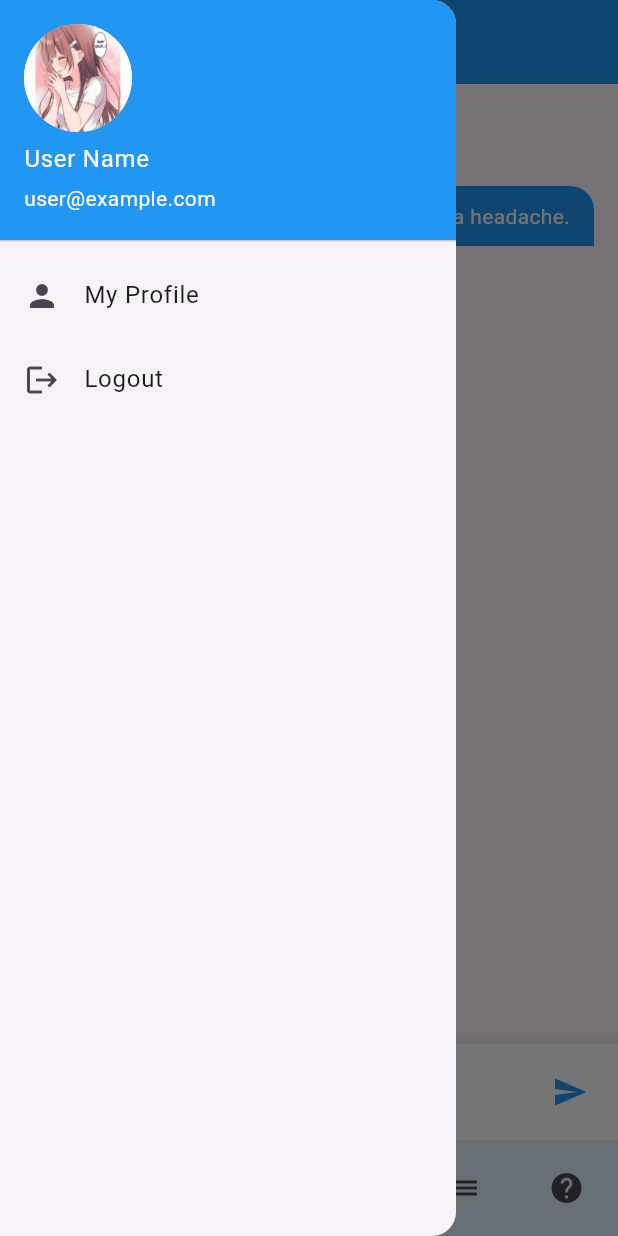
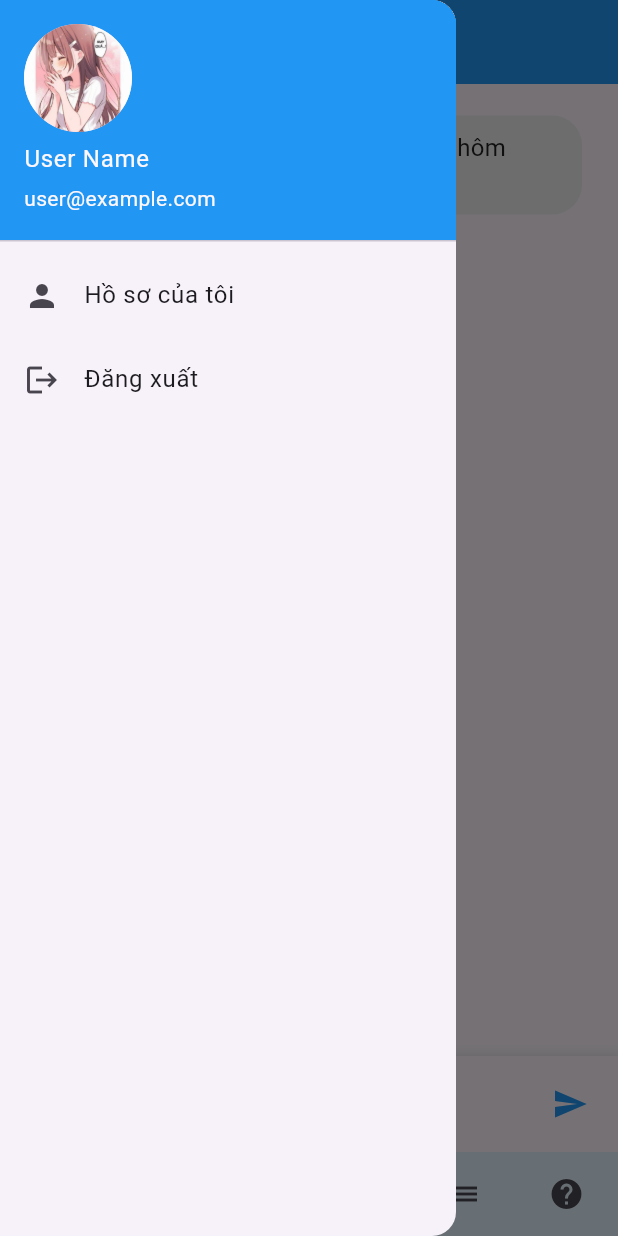
Before and after one commit to ivy159205/fe-mobile, a Flutter app: the ChatbotScreen screen opened directly, with the side drawer open, on a phone screen of 412 x 824 dp. Run offline on Flutter 3.47's test engine with Material 3 defaults, Android fonts, the phone set to English and light mode, and no system bars; our stand-ins replace fl_chart, google_generative_ai, jwt_decoder, shared_preferences; accounts and stored records are empty.

Commit message:
thêm chatbot

```diff
--- a/lib/chatbot.dart
+++ b/lib/chatbot.dart
@@ -1,4 +1,8 @@
 import 'package:flutter/material.dart';
+import 'chatbot_service.dart';
+
+// Các file điều hướng khác của bạn
+// Đảm bảo rằng bạn đã tạo các file này trong dự án của mình
 import 'health_chart.dart';
 import 'dailylogentry.dart';
 import 'addTarget.dart';
@@ -7,57 +11,76 @@ import 'heath_record_list.dart';
 import 'dashboard.dart' as dashboard;
 import 'login.dart';
 
-void main() {
-  runApp(const MyApp());
-}
-
-class MyApp extends StatelessWidget {
-  const MyApp({super.key});
-
-  @override
-  Widget build(BuildContext context) {
-    return MaterialApp(
-      title: 'Healthcare Chatbot UI',
-      theme: ThemeData(
-        primarySwatch: Colors.blue,
-      ),
-      home: const ChatbotScreen(),
-      debugShowCheckedModeBanner: false,
-    );
-  }
-}
-
-// Lớp model đơn giản để chứa dữ liệu tin nhắn
+// Lớp model cho tin nhắn
+// Bạn có thể giữ lớp này ở đây hoặc chuyển nó sang một file riêng
 class ChatMessage {
   final String text;
   final bool isSentByMe;
-
   ChatMessage({required this.text, required this.isSentByMe});
 }
 
 class ChatbotScreen extends StatefulWidget {
   const ChatbotScreen({super.key});
-
   @override
   State<ChatbotScreen> createState() => _ChatbotScreenState();
 }
 
 class _ChatbotScreenState extends State<ChatbotScreen> {
-  int _selectedIndex = 0;
   final TextEditingController _textController = TextEditingController();
+  final ScrollController _scrollController = ScrollController();
 
-  // Danh sách tin nhắn mẫu để hiển thị
-  final List<ChatMessage> _messages = [
-    ChatMessage(text: "Hello! How can I help you today?", isSentByMe: false),
-    ChatMessage(text: "I have a headache.", isSentByMe: true),
-  ];
+  // Lấy thực thể (instance) duy nhất của ChatbotService để lưu trữ chat
+  final ChatbotService _chatbotService = ChatbotService();
 
-  void _onItemTapped(int index) {
+  bool _isLoading = false;
+
+  @override
+  void dispose() {
+    _textController.dispose();
+    _scrollController.dispose();
+    super.dispose();
+  }
+
+  // Hàm xử lý khi người dùng gửi tin nhắn
+  void _handleSendPressed() async {
+    final text = _textController.text;
+    if (text.isEmpty || _isLoading) return;
+
+    final userMessage = ChatMessage(text: text, isSentByMe: true);
+    _textController.clear();
+
+    // Cập nhật UI ngay lập tức với tin nhắn của người dùng
     setState(() {
-      _selectedIndex = index;
+      _chatbotService.messages.add(userMessage);
+      _isLoading = true;
+    });
+    _scrollToBottom();
+
+    // Gọi service để xử lý và nhận phản hồi từ AI
+    await _chatbotService.sendMessage(text);
+
+    // Cập nhật UI lần nữa với phản hồi từ AI
+    setState(() {
+      _isLoading = false;
+    });
+    _scrollToBottom();
+  }
+
+  // Hàm tự động cuộn xuống tin nhắn mới nhất
+  void _scrollToBottom() {
+    // Đợi một chút để ListView cập nhật xong rồi mới cuộn
+    WidgetsBinding.instance.addPostFrameCallback((_) {
+      if (_scrollController.hasClients) {
+        _scrollController.animateTo(
+          _scrollController.position.maxScrollExtent,
+          duration: const Duration(milliseconds: 300),
+          curve: Curves.easeOut,
+        );
+      }
     });
   }
 
+  // Hàm xử lý điều hướng cho các nút bấm
   void _handleButtonPress(BuildContext context, String name) {
     if (name == "Progress Record") {
       Navigator.push(context, MaterialPageRoute(builder: (_) => HealthChartScreen()));
@@ -68,12 +91,13 @@ class _ChatbotScreenState extends State<ChatbotScreen> {
     } else if (name == "Health Record List") {
       Navigator.push(context, MaterialPageRoute(builder: (_) => HealthRecordListScreen()));
     } else if (name == "Ask AI") {
-      Navigator.push(context, MaterialPageRoute(builder: (_) => ChatbotScreen()));
+      // Không cần làm gì vì đã ở màn hình này
     } else if (name == "Dashboard") {
       Navigator.pushReplacement(context, MaterialPageRoute(builder: (_) => dashboard.DashboardScreen()));
     } else if (name == "My Profile") {
       Navigator.push(context, MaterialPageRoute(builder: (_) => HealthInfoPage()));
     } else if (name == "Logout") {
+      _chatbotService.clearChatHistory();
       Navigator.pushReplacement(context, MaterialPageRoute(builder: (_) => LoginPage()));
     }
   }
@@ -84,44 +108,51 @@ class _ChatbotScreenState extends State<ChatbotScreen> {
       // --- AppBar ---
       appBar: AppBar(
         backgroundColor: Colors.blue,
-        title: Text("Ask AI"),
+        title: const Text("Hỏi AI"),
+        iconTheme: const IconThemeData(color: Colors.white),
+        titleTextStyle: const TextStyle(color: Colors.white, fontSize: 20),
       ),
+
+      // --- Drawer (Menu bên) ---
       drawer: Drawer(
         child: ListView(
           padding: EdgeInsets.zero,
           children: [
-            UserAccountsDrawerHeader(
+            const UserAccountsDrawerHeader(
               accountName: Text("User Name"),
               accountEmail: Text("user@example.com"),
               currentAccountPicture: CircleAvatar(
-                backgroundImage: AssetImage("assets/avatar.jpg"), // hoặc dùng NetworkImage
+                // Bạn có thể thay bằng NetworkImage nếu ảnh từ internet
+                backgroundImage: AssetImage("assets/avatar.jpg"),
               ),
               decoration: BoxDecoration(color: Colors.blue),
             ),
             ListTile(
-              leading: Icon(Icons.person),
-              title: Text("My Profile"),
+              leading: const Icon(Icons.person),
+              title: const Text("Hồ sơ của tôi"),
               onTap: () => _handleButtonPress(context, "My Profile"),
             ),
             ListTile(
-              leading: Icon(Icons.logout),
-              title: Text("Logout"),
+              leading: const Icon(Icons.logout),
+              title: const Text("Đăng xuất"),
               onTap: () => _handleButtonPress(context, "Logout"),
             ),
           ],
         ),
       ),
 
-      // --- Body ---
+      // --- Thân ứng dụng ---
       body: Column(
         children: [
-          // --- Khu vực hiển thị tin nhắn ---
+          // Khu vực hiển thị danh sách tin nhắn
           Expanded(
             child: ListView.builder(
+              controller: _scrollController,
               padding: const EdgeInsets.all(16.0),
-              itemCount: _messages.length,
+              // Lấy danh sách tin nhắn từ service
+              itemCount: _chatbotService.messages.length,
               itemBuilder: (context, index) {
-                final message = _messages[index];
+                final message = _chatbotService.messages[index];
                 return ChatBubble(
                   message: message.text,
                   isSentByMe: message.isSentByMe,
@@ -129,25 +160,34 @@ class _ChatbotScreenState extends State<ChatbotScreen> {
               },
             ),
           ),
-          // --- Khu vực nhập liệu ---
+          // Hiển thị bong bóng "..." khi đang chờ AI trả lời
+          if (_isLoading)
+            const Align(
+              alignment: Alignment.centerLeft,
+              child: Padding(
+                padding: EdgeInsets.fromLTRB(16, 4, 16, 8),
+                child: ChatBubble(message: '...', isSentByMe: false),
+              ),
+            ),
+          // Khu vực nhập liệu
           _buildInputArea(),
         ],
       ),
 
-      // --- BottomNavigationBar ---
+      // --- Bottom Navigation Bar ---
       bottomNavigationBar: SafeArea(
         child: Container(
-          padding: EdgeInsets.symmetric(vertical: 8),
+          padding: const EdgeInsets.symmetric(vertical: 4),
           color: Colors.blue.shade50,
           child: Row(
             mainAxisAlignment: MainAxisAlignment.spaceAround,
             children: [
-              IconButton(icon: Icon(Icons.dashboard), onPressed: () => _handleButtonPress(context, "Dashboard")),
-              IconButton(icon: Icon(Icons.bar_chart), onPressed: () => _handleButtonPress(context, "Progress Record")),
-              IconButton(icon: Icon(Icons.add), onPressed: () => _handleButtonPress(context, "Add Daily Log")),
-              IconButton(icon: Icon(Icons.alarm), onPressed: () => _handleButtonPress(context, "Add Target")),
-              IconButton(icon: Icon(Icons.list), onPressed: () => _handleButtonPress(context, "Health Record List")),
-              IconButton(icon: Icon(Icons.help), onPressed: () => _handleButtonPress(context, "Ask AI")),
+              IconButton(icon: const Icon(Icons.dashboard), onPressed: () => _handleButtonPress(context, "Dashboard")),
+              IconButton(icon: const Icon(Icons.bar_chart), onPressed: () => _handleButtonPress(context, "Progress Record")),
+              IconButton(icon: const Icon(Icons.add), onPressed: () => _handleButtonPress(context, "Add Daily Log")),
+              IconButton(icon: const Icon(Icons.alarm), onPressed: () => _handleButtonPress(context, "Add Target")),
+              IconButton(icon: const Icon(Icons.list), onPressed: () => _handleButtonPress(context, "Health Record List")),
+              IconButton(icon: const Icon(Icons.help), onPressed: () => _handleButtonPress(context, "Ask AI")),
             ],
           ),
         ),
@@ -155,45 +195,43 @@ class _ChatbotScreenState extends State<ChatbotScreen> {
     );
   }
 
-  // Widget cho khu vực nhập liệu ở dưới cùng
+  // Widget cho khu vực nhập liệu
   Widget _buildInputArea() {
     return Container(
       padding: const EdgeInsets.symmetric(horizontal: 8.0, vertical: 8.0),
       decoration: BoxDecoration(
-        color: Colors.white,
+        color: Theme.of(context).cardColor,
         boxShadow: [
           BoxShadow(
             color: Colors.grey.withOpacity(0.3),
-            spreadRadius: 2,
+            spreadRadius: 1,
             blurRadius: 5,
           ),
         ],
       ),
       child: Row(
         children: [
-          IconButton(
-            icon: const Icon(Icons.image_outlined, color: Colors.grey),
-            onPressed: () {
-              // Xử lý đính kèm ảnh
-            },
-          ),
           Expanded(
             child: TextField(
               controller: _textController,
-              decoration: const InputDecoration(
-                hintText: 'Type here',
-                border: InputBorder.none, // Bỏ đường viền mặc định
-                filled: true,
-                fillColor: Colors.white,
-                contentPadding: EdgeInsets.symmetric(horizontal: 16.0, vertical: 10.0),
+              decoration: const InputDecoration.collapsed(
+                hintText: 'Nhập tin nhắn...',
               ),
+              // Gửi tin nhắn khi nhấn enter trên bàn phím
+              onSubmitted: _isLoading ? null : (value) => _handleSendPressed(),
             ),
           ),
+          // Nút gửi tin nhắn
           IconButton(
-            icon: const Icon(Icons.send, color: Colors.blue),
-            onPressed: () {
-              // Xử lý gửi tin nhắn
-            },
+            icon: _isLoading
+                ? const SizedBox(
+              width: 24,
+              height: 24,
+              child: CircularProgressIndicator(strokeWidth: 2),
+            )
+                : const Icon(Icons.send, color: Colors.blue),
+            // Vô hiệu hóa nút khi đang chờ
+            onPressed: _isLoading ? null : _handleSendPressed,
           ),
         ],
       ),
@@ -201,7 +239,7 @@ class _ChatbotScreenState extends State<ChatbotScreen> {
   }
 }
 
-// Widget tùy chỉnh cho bong bóng chat
+// --- Widget để hiển thị bong bóng chat ---
 class ChatBubble extends StatelessWidget {
   final String message;
   final bool isSentByMe;
@@ -218,21 +256,24 @@ class ChatBubble extends StatelessWidget {
       // Căn chỉnh tin nhắn sang trái hoặc phải
       alignment: isSentByMe ? Alignment.centerRight : Alignment.centerLeft,
       child: Container(
-        margin: const EdgeInsets.symmetric(vertical: 4.0),
+        margin: const EdgeInsets.symmetric(vertical: 5.0, horizontal: 8.0),
         padding: const EdgeInsets.symmetric(horizontal: 16.0, vertical: 10.0),
         decoration: BoxDecoration(
-          color: isSentByMe ? Colors.blue : Colors.grey.shade300,
+          // Màu sắc của bong bóng chat
+          color: isSentByMe ? Colors.blue : Colors.grey.shade200,
+          // Bo góc cho đẹp
           borderRadius: BorderRadius.only(
-            topLeft: const Radius.circular(16),
-            topRight: const Radius.circular(16),
-            bottomLeft: Radius.circular(isSentByMe ? 16 : 0),
-            bottomRight: Radius.circular(isSentByMe ? 0 : 16),
+            topLeft: const Radius.circular(20),
+            topRight: const Radius.circular(20),
+            bottomLeft: Radius.circular(isSentByMe ? 20 : 0),
+            bottomRight: Radius.circular(isSentByMe ? 0 : 20),
           ),
         ),
         child: Text(
           message,
           style: TextStyle(
             color: isSentByMe ? Colors.white : Colors.black87,
+            fontSize: 16,
           ),
         ),
       ),
--- /dev/null
+++ b/lib/chatbot_service.dart
@@ -0,0 +1,54 @@
+import 'package:google_generative_ai/google_generative_ai.dart';
+import 'chatbot.dart';
+
+class ChatbotService {
+  static final ChatbotService _instance = ChatbotService._internal();
+  factory ChatbotService() {
+    return _instance;
+  }
+
+  // --- THAY ĐỔI 1: LƯU LẠI TIN NHẮN CHÀO BAN ĐẦU ---
+  final List<ChatMessage> _initialMessages = [
+    ChatMessage(text: "Xin chào! Tôi có thể giúp gì cho bạn hôm nay?", isSentByMe: false),
+  ];
+
+  // Danh sách tin nhắn sẽ được quản lý từ đây
+  late List<ChatMessage> messages;
+
+  static const String _apiKey = 'AIzaSyCkaK5Vextv_ht57Q3-13VHFMOSZo1lDMA'; // THAY API KEY CỦA BẠN
+  late final GenerativeModel _model;
+  late ChatSession _chat;
+
+  ChatbotService._internal() {
+    // Khởi tạo danh sách tin nhắn từ tin nhắn chào ban đầu
+    messages = List<ChatMessage>.from(_initialMessages);
+    _model = GenerativeModel(model: 'gemini-1.5-flash-latest', apiKey: _apiKey);
+    _chat = _model.startChat();
+  }
+
+  Future<void> sendMessage(String text) async {
+    try {
+      final response = await _chat.sendMessage(Content.text(text));
+      final botResponse = response.text;
+      if (botResponse == null || botResponse.isEmpty) {
+        messages.add(ChatMessage(text: 'Xin lỗi, tôi không nhận được phản hồi.', isSentByMe: false));
+      } else {
+        messages.add(ChatMessage(text: botResponse, isSentByMe: false));
+      }
+    } catch (e) {
+      print('‼️ LỖI TRONG CHATBOT SERVICE: $e');
+      messages.add(ChatMessage(text: 'Đã có lỗi xảy ra, vui lòng thử lại.', isSentByMe: false));
+    }
+  }
+
+  // --- THAY ĐỔI 2: HÀM MỚI ĐỂ XÓA LỊCH SỬ CHAT ---
+  void clearChatHistory() {
+    // Xóa sạch danh sách hiện tại
+    messages.clear();
+    // Thêm lại tin nhắn chào ban đầu
+    messages.addAll(_initialMessages);
+    // Bắt đầu một phiên chat mới để AI quên đi ngữ cảnh cũ
+    _chat = _model.startChat();
+    print("✅ Lịch sử chat đã được xóa.");
+  }
+}
--- a/pubspec.yaml
+++ b/pubspec.yaml
@@ -31,8 +31,9 @@ dependencies:
   flutter:
     sdk: flutter
   intl: ^0.19.0
-  http: ^0.13.6
+  http: ^1.1.0
   shared_preferences: ^2.2.2
+  google_generative_ai: ^0.4.0
 
   # The following adds the Cupertino Icons font to your application.
   # Use with the CupertinoIcons class for iOS style icons.
```
Also changed, not shown: pubspec.lock.
